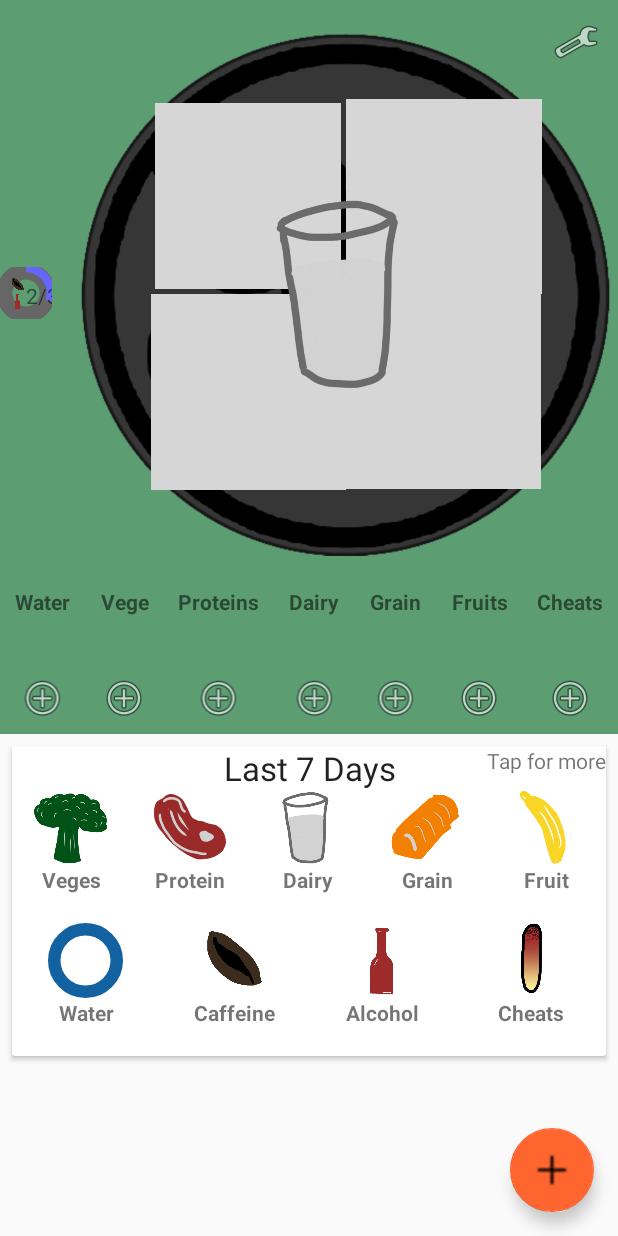
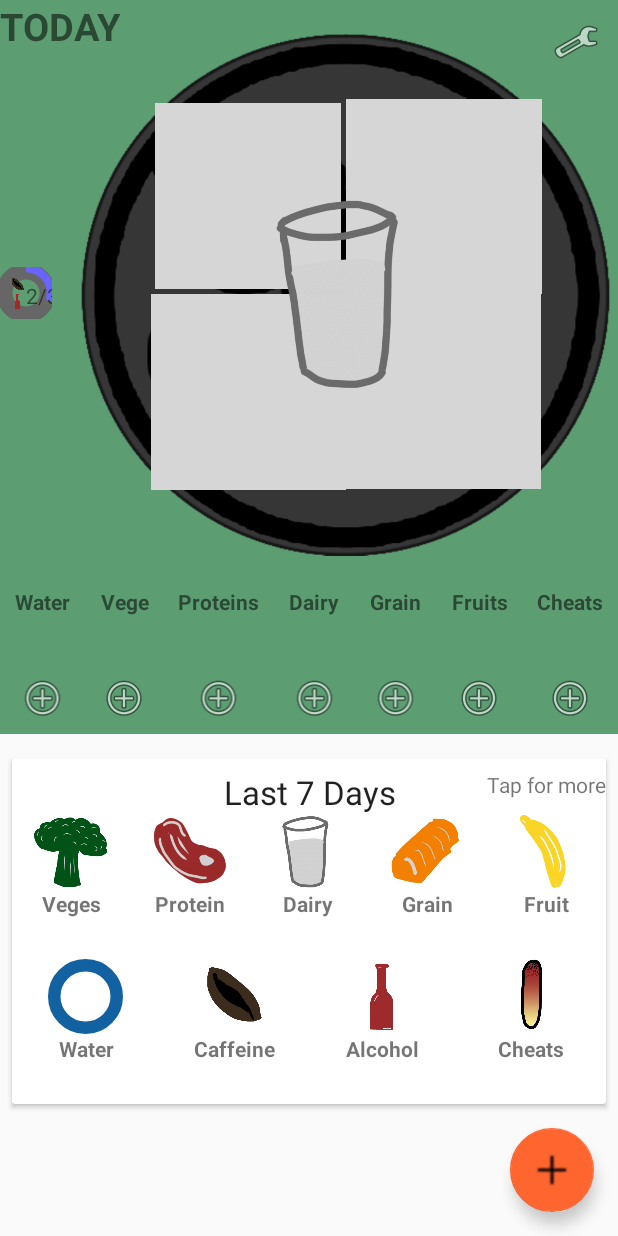
Before and after one commit to Ganterpore/SimpleDiet, an Android app: the screen it shows after launch (MainActivity), on a phone screen of 412 x 824 dp. Run offline under Robolectric (Android 15) with nearby library versions, the light colour scheme and no system bars; our stand-ins replace Firebase (no records; nobody signed in at launch, a user with empty details on screens opened directly).

Commit message:
Minor improvements

```diff
--- a/app/src/main/java/com/ganterpore/simplediet/View/Activities/MealHistoryDisplay.java
+++ b/app/src/main/java/com/ganterpore/simplediet/View/Activities/MealHistoryDisplay.java
@@ -313,7 +313,7 @@ class MealHistoryDisplay  {
             }
 
             //creating functionality for the button that shows meals eaten that day
-            dropdownButton.setOnClickListener(new View.OnClickListener() {
+            itemView.setOnClickListener(new View.OnClickListener() {
                 @Override
                 public void onClick(View v) {
                     if(expandableView.getVisibility() == View.GONE) {
--- a/app/src/main/res/layout/activity_main.xml
+++ b/app/src/main/res/layout/activity_main.xml
@@ -35,6 +35,16 @@
                 app:layout_collapseMode="parallax"
                 app:layout_collapseParallaxMultiplier="0.75"
                 android:layout_marginBottom="8dp">
+
+                <TextView
+                    android:layout_width="wrap_content"
+                    android:layout_height="wrap_content"
+                    android:text="TODAY"
+                    app:layout_constraintTop_toTopOf="parent"
+                    app:layout_constraintStart_toStartOf="parent"
+                    android:textSize="25sp"
+                    android:textStyle="bold"
+                    app:layout_collapseMode="parallax"/>
 
                 <include layout="@layout/container_food_progress_bars" />
 
--- a/app/src/main/res/layout/container_monthly_intake.xml
+++ b/app/src/main/res/layout/container_monthly_intake.xml
@@ -10,6 +10,7 @@
     xmlns:app="http://schemas.android.com/apk/res-auto">
 
     <LinearLayout
+        android:layout_marginTop="8dp"
         android:orientation="vertical"
         android:layout_width="match_parent"
         android:layout_height="wrap_content">
@@ -27,6 +28,7 @@
         android:layout_width="match_parent"
         android:layout_height="wrap_content"
         android:orientation="horizontal"
+        android:layout_marginBottom="8dp"
         android:layout_gravity="center|bottom"
         android:baselineAligned="false">
 
@@ -222,6 +224,7 @@
         <LinearLayout
             android:layout_width="match_parent"
             android:layout_height="wrap_content"
+            android:layout_marginBottom="8dp"
             android:orientation="horizontal">
 
             <LinearLayout
--- a/app/src/main/res/layout/container_weekly_intake.xml
+++ b/app/src/main/res/layout/container_weekly_intake.xml
@@ -3,13 +3,14 @@
     android:layout_width="match_parent"
     android:layout_height="wrap_content"
     android:layout_marginStart="8dp"
-    android:layout_marginTop="8dp"
+    android:layout_marginTop="16dp"
     android:layout_marginEnd="8dp"
     android:layout_marginBottom="8dp"
     xmlns:android="http://schemas.android.com/apk/res/android"
     xmlns:app="http://schemas.android.com/apk/res-auto">
 
     <LinearLayout
+        android:layout_marginTop="8dp"
         android:orientation="vertical"
         android:layout_width="match_parent"
         android:layout_height="wrap_content">
@@ -44,6 +45,7 @@
         android:id="@+id/header_information"
         android:layout_width="match_parent"
         android:layout_height="wrap_content"
+        android:layout_marginBottom="8dp"
         android:orientation="horizontal"
         android:layout_gravity="center|bottom"
         android:baselineAligned="false">
@@ -238,6 +240,7 @@
     </LinearLayout>
 
         <LinearLayout
+            android:layout_marginBottom="8dp"
             android:layout_width="match_parent"
             android:layout_height="wrap_content"
             android:orientation="horizontal">
```
Also changed, not shown: app/src/main/java/com/ganterpore/simplediet/View/Activities/HistoryActivity.java (+14 -5 lines), app/src/main/res/layout/activity_history.xml (+10 -2 lines).
